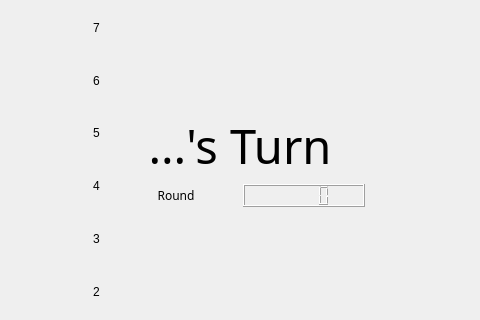
The window that gamemainwindow.ui (a0922762/NTUST_OOP_Project2_Chess) describes before a commit, drawn with Qt 5; both pictures show x 233 to 713 and y 139 to 459 of the 800 by 600 pixel window.
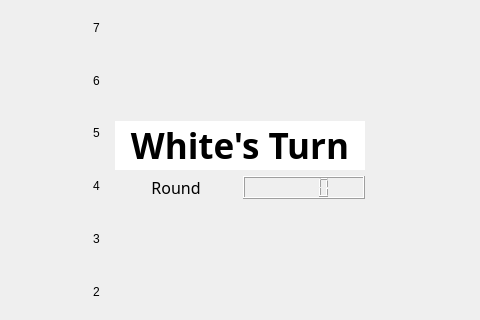
The same window after the commit. Custom widgets are drawn as their Qt base class.

Diff of the .ui file:
```diff
--- a/gamemainwindow.ui
+++ b/gamemainwindow.ui
@@ -360,12 +360,17 @@
         </property>
         <property name="font">
          <font>
-          <family>Alef</family>
-          <pointsize>35</pointsize>
+          <family>alef</family>
+          <pointsize>-1</pointsize>
+          <italic>false</italic>
+          <bold>true</bold>
          </font>
         </property>
+        <property name="styleSheet">
+         <string notr="true">background-color: white; color: black; font: bold 35px alef;</string>
+        </property>
         <property name="text">
-         <string>...'s Turn</string>
+         <string>White's Turn</string>
         </property>
         <property name="alignment">
          <set>Qt::AlignCenter</set>
@@ -379,6 +384,7 @@
           <property name="font">
            <font>
             <family>Impact</family>
+            <pointsize>12</pointsize>
            </font>
           </property>
           <property name="text">
```
